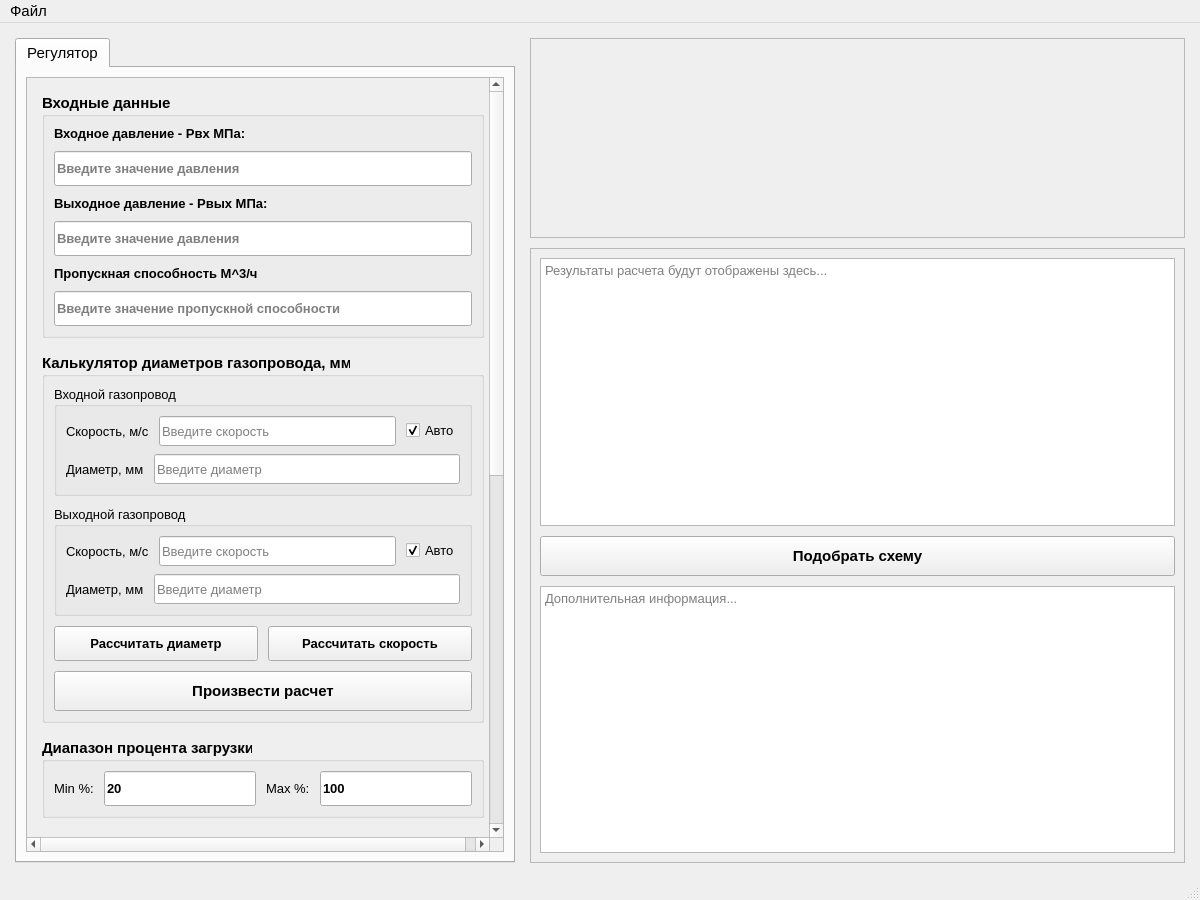
First picture: the form in src/mainwindow.ui, repository VladislavKiseliov/task_regulator_selection_program, before the edit.
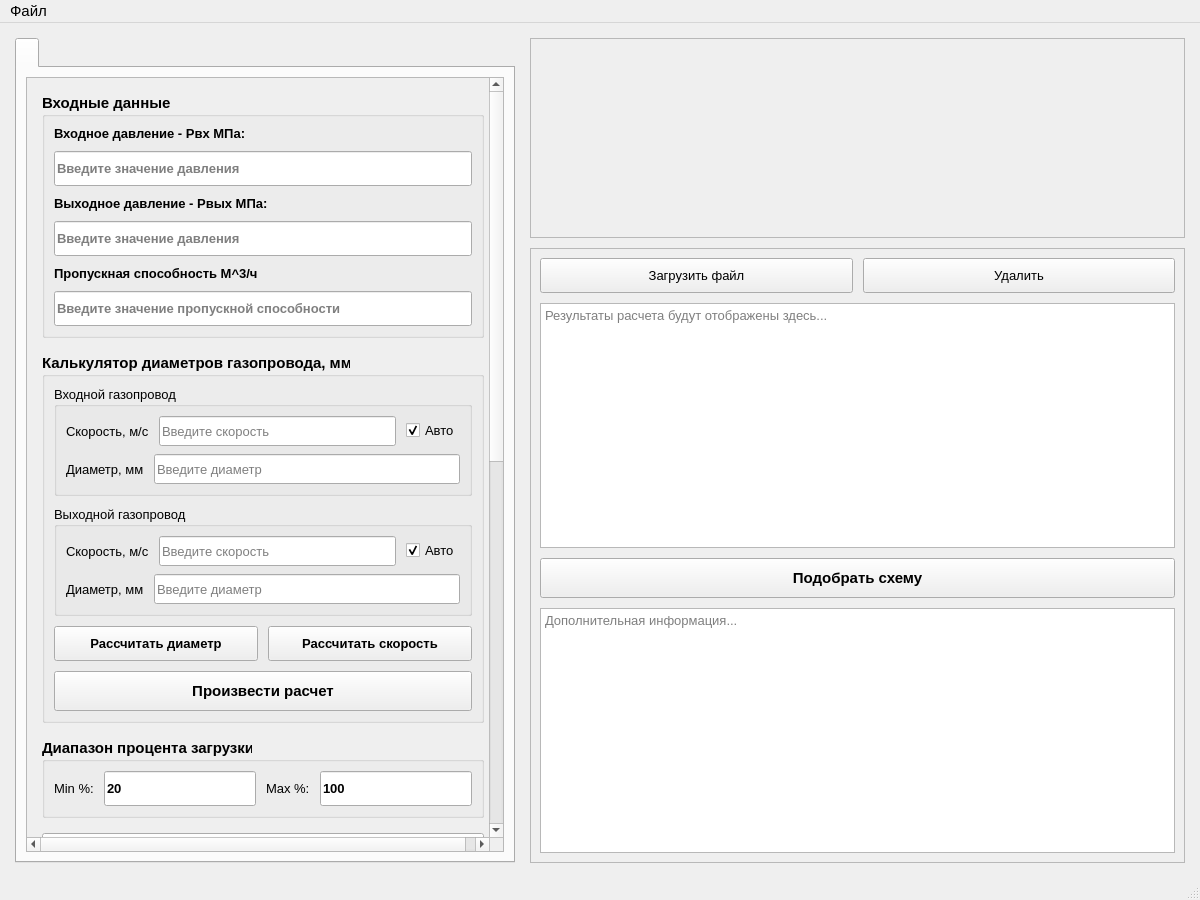
Second picture: the form after the edit. Icons and pictures are not drawn.

Commit message: Все еще доработка интерфейса надо удлить вкладку регулятор

The edit to the form file:
```diff
--- a/src/mainwindow.ui
+++ b/src/mainwindow.ui
@@ -57,9 +57,6 @@
        <number>0</number>
       </property>
       <widget class="QWidget" name="regulator_tab">
-       <attribute name="title">
-        <string>Регулятор</string>
-       </attribute>
        <layout class="QVBoxLayout" name="verticalLayout_main">
         <property name="spacing">
          <number>15</number>
@@ -626,7 +623,28 @@
               </layout>
              </widget>
             </item>
-            <!-- Добавляем содержимое второй вкладки -->
+            <item>
+             <widget class="QPushButton" name="selregulator">
+              <property name="minimumSize">
+               <size>
+                <width>0</width>
+                <height>40</height>
+               </size>
+              </property>
+              <property name="font">
+               <font>
+                <pointsize>11</pointsize>
+                <weight>75</weight>
+                <bold>true</bold>
+               </font>
+              </property>
+              <property name="text">
+               <string>Подобрать регулятор</string>
+              </property>
+             </widget>
+            </item>
+               <!-- Добавляем содержимое второй вкладки -->
+
             <item>
              <widget class="QGroupBox" name="groupBox_gas_equipment">
               <property name="font">
@@ -1429,6 +1447,49 @@
               <property name="spacing">
                <number>10</number>
               </property>
+              <item>
+                <layout class="QHBoxLayout" name="horizontalLayout_4">
+                 <property name="spacing">
+                  <number>10</number>
+                 </property>
+                 <item>
+                  <widget class="QPushButton" name="pushButton_load_file">
+                   <property name="minimumSize">
+                    <size>
+                     <width>0</width>
+                     <height>35</height>
+                    </size>
+                   </property>
+                   <property name="font">
+                    <font>
+                     <pointsize>10</pointsize>
+                    </font>
+                   </property>
+                   <property name="text">
+                    <string>Загрузить файл</string>
+                   </property>
+                  </widget>
+                 </item>
+                 <item>
+                  <widget class="QPushButton" name="pushButton_delete_file">
+                   <property name="minimumSize">
+                    <size>
+                     <width>0</width>
+                     <height>35</height>
+                    </size>
+                   </property>
+                   <property name="font">
+                    <font>
+                     <pointsize>10</pointsize>
+                    </font>
+                   </property>
+                   <property name="text">
+                        <string>Удалить</string>
+                   </property>
+                  </widget>
+                 </item>
+                </layout>
+               </item>
               <item>
                <widget class="QPlainTextEdit" name="plainTextEdit">
                 <property name="font">
```
The commit also changes 2 other files.
